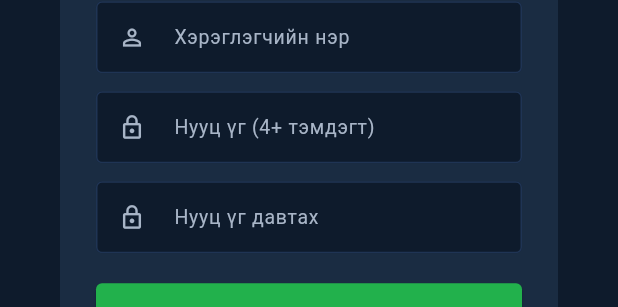
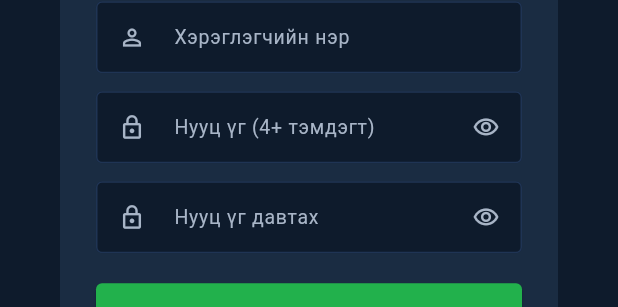
Before and after one commit to easyr22/sportbet-mn, a Flutter app: the AuthDialog widget shown alone on an empty page, opened directly, on a phone screen of 412 x 824 dp. Shown: the part 478-785 px from the top of the screen. Run offline on Flutter 3.47's test engine with Material 3 defaults, Android fonts, the phone set to English and light mode, and no system bars; missing offline and left inert: dart:html; accounts and stored records are empty; network calls fail.

Commit message:
Password show/hide button + Enter key submit for auth forms

```diff
--- a/lib/widgets/auth_dialog.dart
+++ b/lib/widgets/auth_dialog.dart
@@ -206,7 +206,8 @@ class _AuthDialogState extends State<AuthDialog> {
   List<Widget> _loginForm() => [
     _Field(controller: _userCtl, label: 'Хэрэглэгчийн нэр', icon: Icons.person_outline),
     const SizedBox(height: 12),
-    _Field(controller: _pwCtl, label: 'Нууц үг', icon: Icons.lock_outline, obscure: true),
+    _Field(controller: _pwCtl, label: 'Нууц үг', icon: Icons.lock_outline, obscure: true,
+        onSubmitted: () { if (!_loading) _login(); }),
   ];
 
   List<Widget> _registerForm() => [
@@ -216,7 +217,8 @@ class _AuthDialogState extends State<AuthDialog> {
     const SizedBox(height: 12),
     _Field(controller: _pwCtl, label: 'Нууц үг (4+ тэмдэгт)', icon: Icons.lock_outline, obscure: true),
     const SizedBox(height: 12),
-    _Field(controller: _pw2Ctl, label: 'Нууц үг давтах', icon: Icons.lock_outline, obscure: true),
+    _Field(controller: _pw2Ctl, label: 'Нууц үг давтах', icon: Icons.lock_outline, obscure: true,
+        onSubmitted: () { if (!_loading) _sendCode(); }),
   ];
 
   List<Widget> _codeForm() => [
@@ -244,32 +246,54 @@ class _AuthDialogState extends State<AuthDialog> {
       label: '6 оронтой код',
       icon: Icons.pin_outlined,
       keyboard: TextInputType.number,
+      onSubmitted: () { if (!_loading) _verifyAndRegister(); },
     ),
   ];
 }
 
-class _Field extends StatelessWidget {
+class _Field extends StatefulWidget {
   final TextEditingController controller;
   final String label;
   final IconData icon;
   final bool obscure;
   final TextInputType? keyboard;
+  final VoidCallback? onSubmitted;
   const _Field({
     required this.controller, required this.label,
-    required this.icon, this.obscure = false, this.keyboard,
+    required this.icon, this.obscure = false, this.keyboard, this.onSubmitted,
   });
+
+  @override
+  State<_Field> createState() => _FieldState();
+}
+
+class _FieldState extends State<_Field> {
+  late bool _hidden = widget.obscure;
 
   @override
   Widget build(BuildContext context) {
     return TextField(
-      controller: controller,
-      obscureText: obscure,
-      keyboardType: keyboard,
+      controller: widget.controller,
+      obscureText: _hidden,
+      keyboardType: widget.keyboard,
+      onSubmitted: (_) => widget.onSubmitted?.call(),
+      textInputAction: widget.onSubmitted != null ? TextInputAction.done : TextInputAction.next,
       style: const TextStyle(color: Colors.white, fontSize: 14),
-      decoration: InputDecoration(
-        labelText: label,
+      decoration: _decoration(context),
+    );
+  }
+
+  InputDecoration _decoration(BuildContext context) => InputDecoration(
+        labelText: widget.label,
         labelStyle: const TextStyle(color: AppColors.textSecondary, fontSize: 13),
-        prefixIcon: Icon(icon, color: AppColors.textSecondary, size: 18),
+        prefixIcon: Icon(widget.icon, color: AppColors.textSecondary, size: 18),
+        suffixIcon: widget.obscure
+            ? IconButton(
+                icon: Icon(_hidden ? Icons.visibility_outlined : Icons.visibility_off_outlined,
+                    color: AppColors.textSecondary, size: 18),
+                onPressed: () => setState(() => _hidden = !_hidden),
+              )
+            : null,
         filled: true,
         fillColor: AppColors.bg,
         border: OutlineInputBorder(
@@ -285,7 +309,5 @@ class _Field extends StatelessWidget {
           borderSide: const BorderSide(color: AppColors.blueLight, width: 1.5),
         ),
         contentPadding: const EdgeInsets.symmetric(horizontal: 14, vertical: 12),
-      ),
-    );
-  }
+      );
 }
```
Also changed, not shown: 3 other files.
